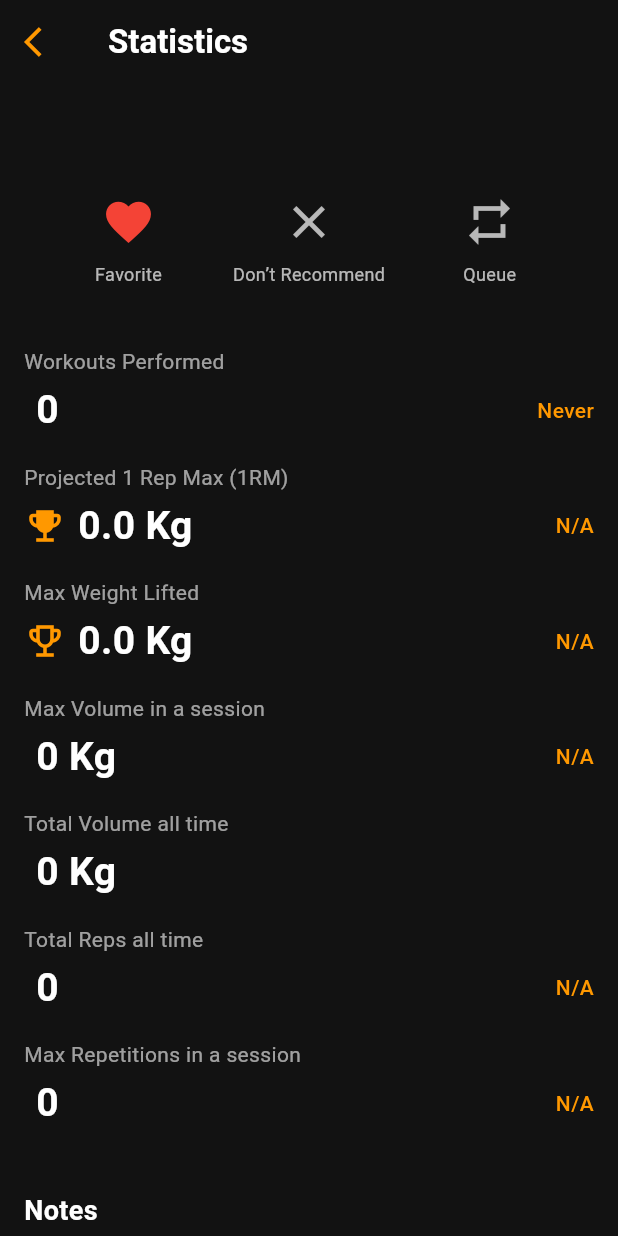
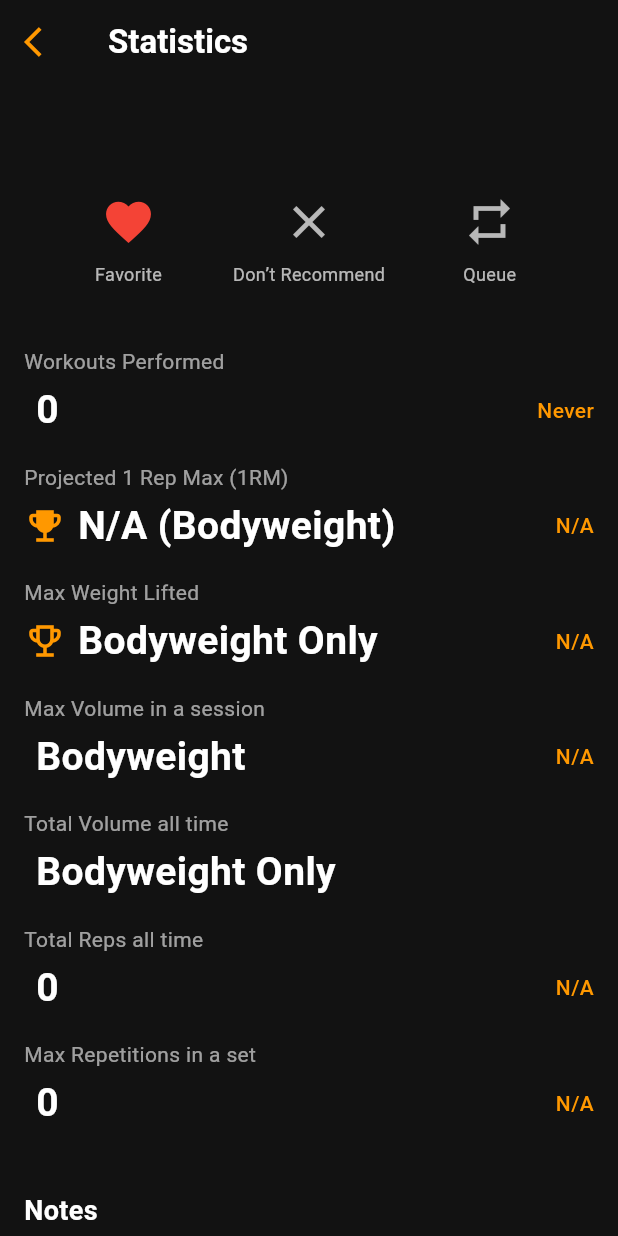
Before and after one commit to ottoorta/weightlifting-tracker, a Flutter app: the ExerciseStatisticsScreen screen opened directly with empty values, after a tap on the "favorite outline" icon, on a phone screen of 412 x 824 dp. Run offline on Flutter 3.47's test engine with Material 3 defaults, Android fonts, the phone set to English and light mode, and no system bars; our stand-ins replace audioplayers, chewie, cloud_firestore, firebase_auth, firebase_core, firebase_storage and 6 more; missing offline and left inert: firebase_app_check, flutter_facebook_auth; accounts and stored records are empty; Roboto replaces fonts that are missing (Montserrat).

Commit message:
fix: something cool

```diff
--- a/lib/screens/add_exercises.dart
+++ b/lib/screens/add_exercises.dart
@@ -314,7 +314,7 @@ class _AddExercisesScreenState extends State<AddExercisesScreen> {
                         children: [
                           Expanded(
                             child: DropdownButtonFormField<String>(
-                              value: selectedMuscle,
+                              initialValue: selectedMuscle,
                               decoration: InputDecoration(
                                 labelText: "Muscle",
                                 filled: true,
@@ -341,7 +341,7 @@ class _AddExercisesScreenState extends State<AddExercisesScreen> {
                           const SizedBox(width: 16),
                           Expanded(
                             child: DropdownButtonFormField<String>(
-                              value: selectedEquipment,
+                              initialValue: selectedEquipment,
                               decoration: InputDecoration(
                                 labelText: "Equipment",
                                 filled: true,
--- a/lib/screens/exercise_statistics.dart
+++ b/lib/screens/exercise_statistics.dart
@@ -105,6 +105,12 @@ class _ExerciseStatisticsScreenState extends State<ExerciseStatisticsScreen> {
     }, SetOptions(merge: true));
   }
 
+  // Helper: format weight display
+  String _formatWeight(double? weight) {
+    if (weight == null || weight <= 0) return 'Bodyweight';
+    return '${weight.toStringAsFixed(1)} $weightUnit';
+  }
+
   Future<void> _loadData() async {
     if (user == null || widget.exerciseId.isEmpty) {
       if (mounted) setState(() => isLoading = false);
@@ -120,7 +126,7 @@ class _ExerciseStatisticsScreenState extends State<ExerciseStatisticsScreen> {
           .doc(user!.uid)
           .get();
       if (userDoc.exists) {
-        weightUnit = userDoc.get('weightUnit') == 'LB' ? 'LB' : 'KG';
+        weightUnit = userDoc.get('weightUnit') == 'LB' ? 'LB' : 'Kg';
       }
 
       // Cargar notas y estados
@@ -186,12 +192,12 @@ class _ExerciseStatisticsScreenState extends State<ExerciseStatisticsScreen> {
         int sessionMaxReps = 0;
         List<Map<String, dynamic>> sessionSets = [];
 
-        // ORDENAR SETS POR TIMESTAMP (oldest → newest)
+        // ORDENAR SETS POR TIMESTAMP
         setsDocs.sort((a, b) {
-          final Map<String, dynamic>? dataA = a.data() as Map<String, dynamic>?;
-          final Map<String, dynamic>? dataB = b.data() as Map<String, dynamic>?;
-          final tsA = dataA?['timestamp'] as Timestamp?;
-          final tsB = dataB?['timestamp'] as Timestamp?;
+          final tsA =
+              (a.data() as Map<String, dynamic>?)?['timestamp'] as Timestamp?;
+          final tsB =
+              (b.data() as Map<String, dynamic>?)?['timestamp'] as Timestamp?;
           if (tsA == null && tsB == null) return 0;
           if (tsA == null) return 1;
           if (tsB == null) return -1;
@@ -200,38 +206,49 @@ class _ExerciseStatisticsScreenState extends State<ExerciseStatisticsScreen> {
 
         for (var setDoc in setsDocs) {
           final data = setDoc.data() as Map<String, dynamic>;
-          final double reps = (data['reps'] as num?)?.toDouble() ?? 0.0;
+          final double repsRaw = (data['reps'] as num?)?.toDouble() ?? 0.0;
+          final int reps = repsRaw.toInt();
           final double weight = (data['weight'] as num?)?.toDouble() ?? 0.0;
 
-          if (reps <= 0 || weight <= 0) continue;
+          // Only skip if reps are invalid — allow weight = 0 or null
+          if (reps <= 0) continue;
 
-          final double calc1RM = weight * (1 + reps / 30.0);
+          final bool isBodyweight = weight <= 0;
 
+          // Volume: only count if weighted
+          if (!isBodyweight) {
             sessionVolume += reps * weight;
             totalVolume += reps * weight;
-          totalReps += reps.toInt();
+          }
 
+          totalReps += reps;
+
+          double calc1RM = 0.0;
+          if (!isBodyweight && reps > 0) {
+            calc1RM = weight * (1 + reps / 30.0);
             if (calc1RM > sessionMax1RM) sessionMax1RM = calc1RM;
-          if (weight > sessionMaxWeight) sessionMaxWeight = weight;
-          if (reps.toInt() > sessionMaxReps) sessionMaxReps = reps.toInt();
-
             if (calc1RM > projected1RM) {
               projected1RM = calc1RM;
               projected1RMDate = workoutDate;
             }
+            if (weight > sessionMaxWeight) sessionMaxWeight = weight;
             if (weight > maxWeightLifted) {
               maxWeightLifted = weight;
               maxWeightDate = workoutDate;
             }
-          if (reps.toInt() > maxRepsSingleSet) {
-            maxRepsSingleSet = reps.toInt();
+          }
+
+          if (reps > sessionMaxReps) sessionMaxReps = reps;
+          if (reps > maxRepsSingleSet) {
+            maxRepsSingleSet = reps;
             maxRepsDate = workoutDate;
           }
 
           sessionSets.add({
-            'reps': reps.toInt(),
+            'reps': reps,
             'weight': weight,
-            'calc1RM': calc1RM,
+            'calc1RM': isBodyweight ? null : calc1RM,
+            'isBodyweight': isBodyweight,
           });
         }
 
@@ -240,15 +257,19 @@ class _ExerciseStatisticsScreenState extends State<ExerciseStatisticsScreen> {
           maxVolumeSessionDate = workoutDate;
         }
 
-        // Marcar récords del workout
+        // Mark best sets in session
         for (var s in sessionSets) {
-          final double s1RM = s['calc1RM'] as double;
+          final double? s1RM = s['calc1RM'] as double?;
           final double sWeight = s['weight'] as double;
-          if (s1RM >= sessionMax1RM - 0.01) {
+          final bool isBodyweight = s['isBodyweight'] as bool;
+
+          if (!isBodyweight) {
+            if (s1RM != null && s1RM >= sessionMax1RM - 0.01) {
               s['isSessionMax1RM'] = true;
             }
             if (sWeight >= sessionMaxWeight - 0.01) {
               s['isSessionMaxWeight'] = true;
+            }
           }
         }
 
@@ -258,13 +279,13 @@ class _ExerciseStatisticsScreenState extends State<ExerciseStatisticsScreen> {
           'volume': sessionVolume.round(),
           'sessionMax1RM': sessionMax1RM,
           'sessionMaxWeight': sessionMaxWeight,
+          'sessionMaxReps': sessionMaxReps,
           'sets': sessionSets,
         });
       }
 
-      // ORDENAR HISTORIAL: más nuevo → más antiguo
+      // Sort: newest first
       allSessions.sort((a, b) => b['date'].compareTo(a['date']));
-
       history = allSessions;
     } catch (e) {
       print('Error loading stats: $e');
@@ -366,25 +387,33 @@ class _ExerciseStatisticsScreenState extends State<ExerciseStatisticsScreen> {
                         : 'Never'),
                 _buildStatRow(
                     'Projected 1 Rep Max (1RM)',
-                    '${projected1RM.toStringAsFixed(1)} $weightUnit',
+                    projected1RM > 0
+                        ? '${projected1RM.toStringAsFixed(1)} $weightUnit'
+                        : 'N/A (Bodyweight)',
                     projected1RMDate != null
                         ? _formatDate(projected1RMDate!)
                         : 'N/A',
                     is1RM: true),
                 _buildStatRow(
                     'Max Weight Lifted',
-                    '${maxWeightLifted.toStringAsFixed(1)} $weightUnit',
+                    maxWeightLifted > 0
+                        ? '${maxWeightLifted.toStringAsFixed(1)} $weightUnit'
+                        : 'Bodyweight Only',
                     maxWeightDate != null ? _formatDate(maxWeightDate!) : 'N/A',
                     isMaxWeight: true),
                 _buildStatRow(
                     'Max Volume in a session',
-                    '${volumeFormat.format(maxVolumeSession.round())} $weightUnit',
+                    maxVolumeSession > 0
+                        ? '${volumeFormat.format(maxVolumeSession.round())} $weightUnit'
+                        : 'Bodyweight',
                     maxVolumeSessionDate != null
                         ? _formatDate(maxVolumeSessionDate!)
                         : 'N/A'),
                 _buildStatRow(
                     'Total Volume all time',
-                    '${volumeFormat.format(totalVolume.round())} $weightUnit',
+                    totalVolume > 0
+                        ? '${volumeFormat.format(totalVolume.round())} $weightUnit'
+                        : 'Bodyweight Only',
                     firstWorkoutDate != null
                         ? 'since ${_formatFullDate(firstWorkoutDate!)}'
                         : ''),
@@ -395,7 +424,7 @@ class _ExerciseStatisticsScreenState extends State<ExerciseStatisticsScreen> {
                         ? _formatDate(lastWorkoutDate!)
                         : 'N/A'),
                 _buildStatRow(
-                    'Max Repetitions in a session',
+                    'Max Repetitions in a set',
                     maxRepsSingleSet.toString(),
                     maxRepsDate != null ? _formatDate(maxRepsDate!) : 'N/A'),
                 const SizedBox(height: 32),
@@ -435,6 +464,7 @@ class _ExerciseStatisticsScreenState extends State<ExerciseStatisticsScreen> {
                               TextStyle(color: Colors.white38, fontSize: 16))),
                 ...history.map((h) {
                   final workoutId = h['workoutId'] as String;
+                  final sets = h['sets'] as List<Map<String, dynamic>>;
                   return GestureDetector(
                     onTap: () {
                       Navigator.pushNamed(
@@ -459,25 +489,28 @@ class _ExerciseStatisticsScreenState extends State<ExerciseStatisticsScreen> {
                                     fontWeight: FontWeight.bold,
                                     fontSize: 16)),
                             const SizedBox(height: 12),
+                            if (h['volume'] > 0)
                               Text(
                                   'Volume: ${volumeFormat.format(h['volume'])} $weightUnit',
                                   style: const TextStyle(
                                       color: Colors.white, fontSize: 15)),
+                            if (h['sessionMax1RM'] as double > 0)
                               Text(
-                                'One Rep Max (1RM): ${(h['sessionMax1RM'] as double).toStringAsFixed(1)} $weightUnit',
+                                  'One Rep Max: ${(h['sessionMax1RM'] as double).toStringAsFixed(1)} $weightUnit',
                                   style: const TextStyle(
                                       color: Colors.white, fontSize: 15)),
                             const SizedBox(height: 12),
-                            ...(h['sets'] as List).map((set) {
-                              final index =
-                                  (h['sets'] as List).indexOf(set) + 1;
+                            ...sets.map((set) {
+                              final index = sets.indexOf(set) + 1;
+                              final weightText =
+                                  _formatWeight(set['weight'] as double?);
                               return Padding(
                                 padding:
                                     const EdgeInsets.symmetric(vertical: 4),
                                 child: Row(
                                   children: [
                                     Text(
-                                        'Set $index: ${set['reps']} Reps – ${(set['weight'] as double).toStringAsFixed(1)} $weightUnit',
+                                        'Set $index: ${set['reps']} x $weightText',
                                         style: const TextStyle(
                                             color: Colors.white)),
                                     if (set['isSessionMax1RM'] == true)
--- a/lib/widgets/workout_calendar.dart
+++ b/lib/widgets/workout_calendar.dart
@@ -120,7 +120,7 @@ class _WorkoutCalendarState extends State<WorkoutCalendar> {
           ],
         ),
         child: Column(
-          crossAxisAlignment: CrossAxisAlignment.start,
+          //crossAxisAlignment: CrossAxisAlignment.start,
           children: [
             const Text("Workout Calendar",
                 style: TextStyle(
```
Also changed, not shown: lib/screens/add_custom_exercise.dart (+7 -6 lines), lib/screens/body_measurements.dart (+20 -6 lines), lib/screens/workout_done.dart (+9 -3 lines), lib/widgets/user_progress_stats.dart (added, +227 -0 lines), assets/images/no_image.jpg (added). Lines whose indentation alone changed are shown as unchanged.
